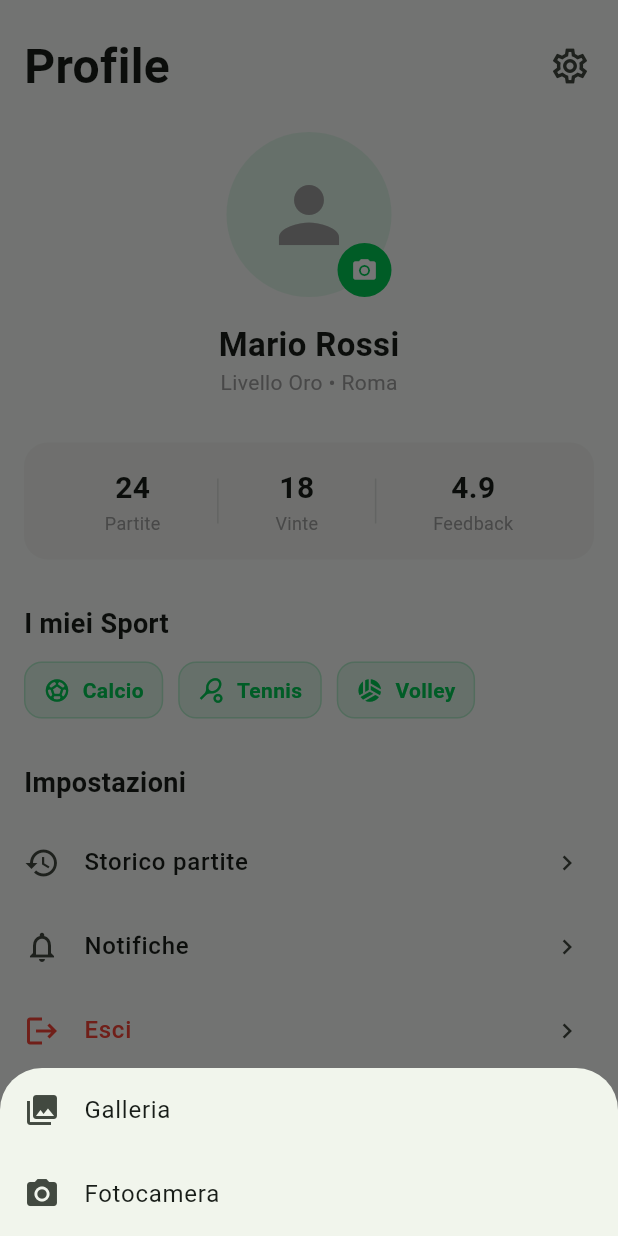
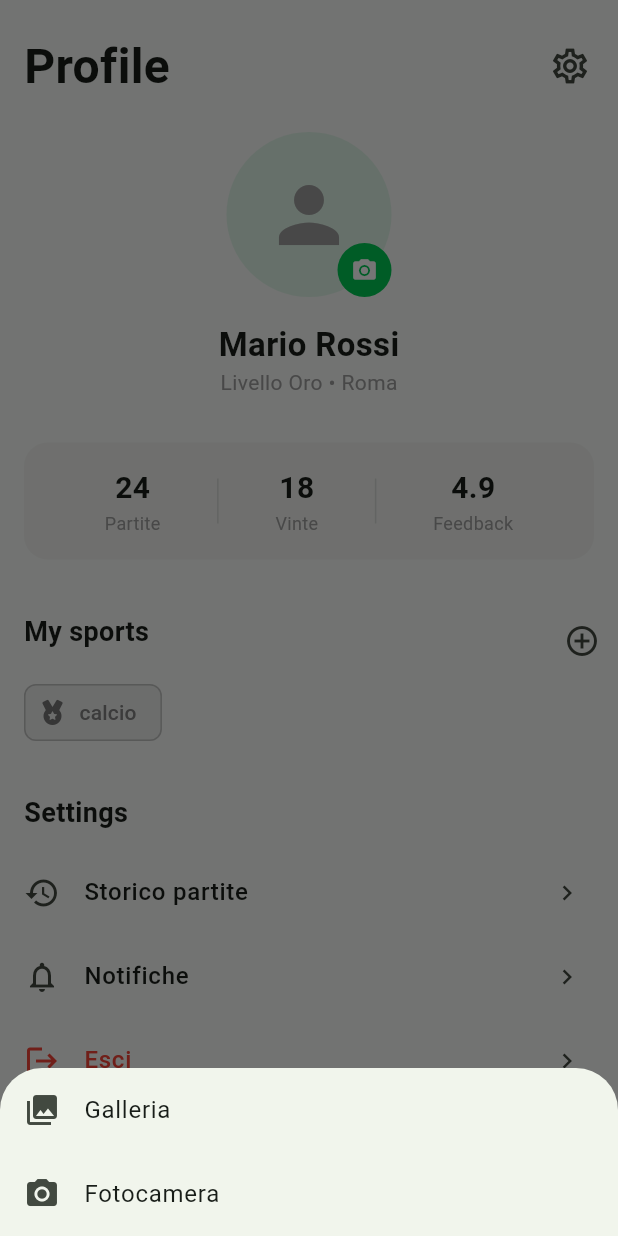
Before and after one commit to DanielDals3/PickUp, a Flutter app: the screen it shows after launch, item 4 of the bottom bar chosen, after a tap on the "camera alt" icon, on a phone screen of 412 x 824 dp. Run offline on Flutter 3.47's test engine with Material 3 defaults, Android fonts, the phone set to English and light mode, and no system bars; our stand-ins replace flutter_map, font_awesome_flutter, geolocator, image_picker, latlong2, permission_handler and 1 more; network calls fail.

Commit message:
feat: implement sport management features including entity, service, controller, and frontend integration

```diff
--- /dev/null
+++ b/PickUp.Frontend/lib/core/api_config.dart
@@ -0,0 +1,21 @@
+import 'dart:io';
+
+class ApiConfig {
+  // Se testi su emulatore Android, 'localhost' non funziona, devi usare '10.0.2.2'
+  // Se testi su macOS/iOS simulator, puoi usare 'localhost'
+  static String get baseUrl {
+    if (Platform.isAndroid) {
+      // L'emulatore Android vede il tuo Mac a questo indirizzo speciale
+      return 'http://10.0.2.2:8080';
+    } else if (Platform.isIOS || Platform.isMacOS) {
+      // Simulatori iOS e App MacOS possono usare localhost
+      return 'http://127.0.0.1:8080';
+    } else {
+      // Per test su dispositivi fisici nella stessa rete WiFi, usa l'IP del Mac (es. 192.168.1.XX)
+      return 'http://localhost:8080';
+    }
+  }
+
+  // Endpoint specifici
+  static String get url => baseUrl;
+}
--- a/PickUp.Frontend/lib/main.dart
+++ b/PickUp.Frontend/lib/main.dart
@@ -2,6 +2,7 @@ import 'dart:io';
 
 import 'package:flutter/material.dart';
 import 'package:flutter_localizations/flutter_localizations.dart';
+import 'package:pickup/services/sport_service.dart';
 import 'package:pickup/services/translator_service.dart';
 import 'package:shared_preferences/shared_preferences.dart';
 import 'screens/home_screen.dart';
@@ -40,6 +41,8 @@ void main() async {
   if (savedLanguage != null && savedLanguage != 'system') {
     initialLocale = Locale(savedLanguage);
   }
+
+  await SportService().initSports();
 
   runApp(
     MyApp(
--- /dev/null
+++ b/PickUp.Frontend/lib/models/sport.dart
@@ -0,0 +1,13 @@
+class Sport {
+  final int id;
+  final String name;
+
+  Sport({required this.id, required this.name});
+
+  factory Sport.fromJson(Map<String, dynamic> json) {
+    return Sport(
+      id: json['id'] is String ? int.parse(json['id']) : json['id'] as int,
+      name: json['name'] as String,
+    );
+  }
+}
--- a/PickUp.Frontend/lib/screens/profile_screen.dart
+++ b/PickUp.Frontend/lib/screens/profile_screen.dart
@@ -1,10 +1,14 @@
 import 'dart:io';
 import 'package:flutter/material.dart';
+import 'package:pickup/core/api_config.dart';
+import 'package:pickup/models/sport.dart';
 import 'package:pickup/screens/settings_dialog.dart';
+import 'package:pickup/services/sport_service.dart';
 import 'package:pickup/services/translator_service.dart';
 import 'package:image_picker/image_picker.dart';
 import 'package:http/http.dart' as http;
 import 'package:permission_handler/permission_handler.dart';
+import 'package:pickup/utils/sport_utils.dart';
 
 class ProfileScreen extends StatefulWidget {
   final String currentLang;
@@ -33,6 +37,33 @@ class ProfileScreen extends StatefulWidget {
 class _ProfileScreenState extends State<ProfileScreen> {
   File? _imageFile; // Variabile dove salveremo temporaneamente la foto scelta
   final ImagePicker _picker = ImagePicker();
+  List<Sport> userSports = [];      // Sport dell'utente
+  List<Sport> allSports = [];       // Tutti gli sport disponibili
+  bool isLoading = true;
+
+  @override
+  void initState() {
+    super.initState();
+    _loadData();
+  }
+
+  Future<void> _loadData() async {
+    try {
+      // Qui chiamerai i tuoi servizi API reali
+      // const userId = "123";
+      // val user = await apiService.getUser(userId);
+      var sports = SportService().allSports;
+
+      setState(() {
+        // Esempio dati mockati (sostituisci con chiamate http)
+        userSports = [Sport(id: 1, name: "Calcio")];
+        allSports = sports;
+        isLoading = false;
+      });
+    } catch (e) {
+      print("Errore caricamento: $e");
+    }
+  }
 
   // Funzione per scattare o scegliere la foto
   Future<void> _pickImage(ImageSource source) async {
@@ -56,7 +87,7 @@ class _ProfileScreenState extends State<ProfileScreen> {
   Future<void> uploadAvatar(File imageFile) async {
     var request = http.MultipartRequest(
       'POST',
-      Uri.parse('http://tuo-ip-server:3000/users/upload-avatar')
+      Uri.parse('${ApiConfig.url}/users/upload-avatar')
     );
 
     // 'file' deve essere uguale al nome dentro @UseInterceptors(FileInterceptor('file'))
@@ -112,6 +143,29 @@ class _ProfileScreenState extends State<ProfileScreen> {
                 if (canOpen) _pickImage(ImageSource.camera);
               },
             ),
+          ],
+        ),
+      ),
+    );
+  }
+
+  Widget _buildStatsSection() {
+    return Padding(
+      padding: const EdgeInsets.symmetric(horizontal: 16),
+      child: Container(
+        padding: const EdgeInsets.all(16),
+        decoration: BoxDecoration(
+          color: Theme.of(context).colorScheme.surfaceContainerHighest.withValues(alpha: 0.3),
+          borderRadius: BorderRadius.circular(16),
+        ),
+        child: Row(
+          mainAxisAlignment: MainAxisAlignment.spaceEvenly,
+          children: [
+            _buildStatColumn("Partite", "24"),
+            _buildStatDivider(),
+            _buildStatColumn("Vinte", "18"),
+            _buildStatDivider(),
+            _buildStatColumn("Feedback", "4.9"),
           ],
         ),
       ),
@@ -210,47 +264,165 @@ class _ProfileScreenState extends State<ProfileScreen> {
     );
   }
 
-  Widget _buildStatsSection() {
-    return Padding(
-      padding: const EdgeInsets.symmetric(horizontal: 16),
-      child: Container(
-        padding: const EdgeInsets.all(16),
-        decoration: BoxDecoration(
-          color: Theme.of(context).colorScheme.surfaceContainerHighest.withValues(alpha: 0.3),
-          borderRadius: BorderRadius.circular(16),
-        ),
-        child: Row(
-          mainAxisAlignment: MainAxisAlignment.spaceEvenly,
-          children: [
-            _buildStatColumn("Partite", "24"),
-            _buildStatDivider(),
-            _buildStatColumn("Vinte", "18"),
-            _buildStatDivider(),
-            _buildStatColumn("Feedback", "4.9"),
-          ],
-        ),
+  void _showAddSportDialog() {
+    List<Sport> tempSelected = List.from(userSports);
+
+    showModalBottomSheet(
+      context: context,
+      isScrollControlled: true,
+      shape: const RoundedRectangleBorder(
+        borderRadius: BorderRadius.vertical(top: Radius.circular(20)),
       ),
+      builder: (context) {
+        return StatefulBuilder(
+          builder: (BuildContext context, StateSetter setModalState) {
+            return Container(
+              padding: EdgeInsets.only(
+                bottom: MediaQuery.of(context).viewInsets.bottom + 20,
+                top: 20,
+                left: 20,
+                right: 20,
+              ),
+              constraints: BoxConstraints(
+                maxHeight: MediaQuery.of(context).size.height * 0.8,
+              ),
+              child: Column(
+                mainAxisSize: MainAxisSize.min,
+                children: [
+                  // --- TITOLO ---
+                  Text(
+                    Translator.of('choose_your_sports'),
+                    style: const TextStyle(fontSize: 20, fontWeight: FontWeight.bold),
+                  ),
+                  const SizedBox(height: 20),
+
+                  // --- LISTA SCROLLABILE ---
+                  Flexible(
+                    child: SingleChildScrollView(
+                      child: Wrap(
+                        spacing: 10,
+                        runSpacing: 10,
+                        children: allSports.map((sport) {
+                          final bool isSelected = tempSelected.any((s) => s.id == sport.id);
+                          final Color sportColor = SportUtils.getIconColor(sport.name);
+
+                          return FilterChip(
+                            label: Text(Translator.of(sport.name.toLowerCase())),
+                            selected: isSelected,
+                            onSelected: (bool selected) {
+                              setModalState(() {
+                                if (selected) {
+                                  if (!tempSelected.any((s) => s.id == sport.id)) {
+                                    tempSelected.add(sport);
+                                  }
+                                } else {
+                                  tempSelected.removeWhere((s) => s.id == sport.id);
+                                }
+                              });
+                            },
+                            // Estetica migliorata
+                            avatar: Icon(
+                              SportUtils.getIconData(sport.name),
+                              size: 18,
+                              color: isSelected ? Colors.white : sportColor,
+                            ),
+                            selectedColor: sportColor,
+                            checkmarkColor: Colors.white,
+                          );
+                        }).toList(),
+                      ),
+                    ),
+                  ),
+
+                  const SizedBox(height: 20),
+
+                  // --- TASTO CONFERMA ---
+                  SizedBox(
+                    width: double.infinity,
+                    height: 50,
+                    child: ElevatedButton(
+                      style: ElevatedButton.styleFrom(
+                        backgroundColor: Theme.of(context).colorScheme.primary,
+                        foregroundColor: Colors.white,
+                        shape: RoundedRectangleBorder(
+                          borderRadius: BorderRadius.circular(12),
+                        ),
+                      ),
+                      onPressed: () {
+                        // Qui aggiorniamo la UI principale
+                        setState(() {
+                          userSports = List.from(tempSelected);
+                        });
+
+                        // TODO: Invia la lista aggiornata al Backend
+                        // _updateSportsOnServer(userSports);
+
+                        Navigator.pop(context); // Chiude il dialog solo qui!
+                      },
+                      child: Text(
+                        Translator.of('confirm').toUpperCase(),
+                        style: const TextStyle(fontWeight: FontWeight.bold),
+                      ),
+                    ),
+                  ),
+                ],
+              ),
+            );
+          },
+        );
+      },
     );
   }
 
   Widget _buildSportsSection() {
+    if (isLoading) return const Center(child: CircularProgressIndicator());
+
     return Column(
       crossAxisAlignment: CrossAxisAlignment.start,
       children: [
-        _buildSectionTitle("I miei Sport"),
+        Row(
+          mainAxisAlignment: MainAxisAlignment.spaceBetween,
+          children: [
+            _buildSectionTitle(Translator.of('mysports')),
+            IconButton(
+              icon: const Icon(Icons.add_circle_outline),
+              onPressed: _showAddSportDialog,
+            ),
+          ],
+        ),
         Padding(
           padding: const EdgeInsets.symmetric(horizontal: 16),
           child: Wrap(
             spacing: 10,
             runSpacing: 10,
-            children: [
-              _buildSportBadge(context, Icons.sports_soccer, "Calcio"),
-              _buildSportBadge(context, Icons.sports_tennis, "Tennis"),
-              _buildSportBadge(context, Icons.sports_volleyball, "Volley"),
-            ],
+            children: userSports.map((sport) => _buildSportBadge(sport)).toList(),
           ),
         ),
       ],
+    );
+  }
+
+  Widget _buildSportBadge(Sport sport) {
+    final Color sportColor = SportUtils.getIconColor(sport.name);
+
+    return Chip(
+      avatar: Icon(
+        SportUtils.getIconData(sport.name),
+        size: 16,
+        color: sportColor
+      ),
+      label: Text(
+        Translator.of(sport.name.toLowerCase()),
+        style: TextStyle(
+          color: sportColor.withValues(alpha: 0.9),
+          fontWeight: FontWeight.w500,
+        ),
+      ),
+      backgroundColor: sportColor.withValues(alpha: 0.1),
+      side: BorderSide(color: sportColor.withValues(alpha: 0.2)),
+      shape: RoundedRectangleBorder(
+        borderRadius: BorderRadius.circular(8),
+      ),
     );
   }
 
@@ -258,7 +430,7 @@ class _ProfileScreenState extends State<ProfileScreen> {
     return Column(
       crossAxisAlignment: CrossAxisAlignment.start,
       children: [
-        _buildSectionTitle("Impostazioni"),
+        _buildSectionTitle(Translator.of('settings')),
         _buildMenuItem(Icons.history, "Storico partite"),
         _buildMenuItem(Icons.notifications_none, "Notifiche"),
         _buildMenuItem(Icons.logout, "Esci", isDestructive: true),
@@ -286,25 +458,6 @@ class _ProfileScreenState extends State<ProfileScreen> {
     );
   }
 
-  Widget _buildSportBadge(BuildContext context, IconData icon, String label) {
-    return Container(
-      padding: const EdgeInsets.symmetric(horizontal: 12, vertical: 8),
-      decoration: BoxDecoration(
-        color: Theme.of(context).colorScheme.primary.withValues(alpha: 0.1),
-        borderRadius: BorderRadius.circular(12),
-        border: Border.all(color: Theme.of(context).colorScheme.primary.withValues(alpha: 0.2)),
-      ),
-      child: Row(
-        mainAxisSize: MainAxisSize.min,
-        children: [
-          Icon(icon, size: 18, color: Theme.of(context).colorScheme.primary),
-          const SizedBox(width: 8),
-          Text(label, style: TextStyle(color: Theme.of(context).colorScheme.primary, fontWeight: FontWeight.w600)),
-        ],
-      ),
-    );
-  }
-
   Widget _buildMenuItem(IconData icon, String title, {bool isDestructive = false}) {
     return ListTile(
       leading: Icon(icon, color: isDestructive ? Colors.red : null),
--- /dev/null
+++ b/PickUp.Frontend/lib/services/sport_service.dart
@@ -0,0 +1,42 @@
+import 'dart:convert';
+import 'package:http/http.dart' as http;
+import 'package:pickup/models/sport.dart';
+import '../core/api_config.dart'; // Controlla il path
+
+class SportService {
+  // Singleton
+  static final SportService _instance = SportService._internal();
+  factory SportService() => _instance;
+  SportService._internal();
+
+  List<Sport> _allAvailableSports = [];
+  List<Sport> get allSports => _allAvailableSports;
+
+  Future<void> initSports() async {
+    if (_allAvailableSports.isNotEmpty) return;
+
+    try {
+      final response = await http.get(
+        Uri.parse('${ApiConfig.url}/sports/list'),
+        headers: {"Content-Type": "application/json"},
+      );
+
+      if (response.statusCode == 200) {
+        // Usiamo utf8.decode per gestire correttamente caratteri speciali o accenti
+        final List<dynamic> jsonResponse = json.decode(utf8.decode(response.bodyBytes));
+
+        _allAvailableSports = jsonResponse.map((sportJson) {
+          try {
+            return Sport.fromJson(sportJson);
+          } catch (e) {
+            print('❌ Errore mapping singolo sport: $sportJson -> $e');
+            return null; // Evitiamo che un singolo errore blocchi tutto
+          }
+        }).whereType<Sport>().toList(); // Rimuove eventuali null
+
+      }
+    } catch (e) {
+      print('⚠️ Errore di rete nel caricamento degli sport: $e');
+    }
+  }
+}
--- a/PickUp.Frontend/lib/services/translator_service.dart
+++ b/PickUp.Frontend/lib/services/translator_service.dart
@@ -81,6 +81,10 @@ class Translator {
       'profile': 'Profilo',
       'save': 'Salva',
       'close': 'Chiudi',
+      'mysports': 'I miei sport',
+      'choose_your_sports': 'Scegli i tuoi sport',
+      'already_add_all_sports': 'Hai già aggiunto tutti gli sport disponibili',
+      'confirm': 'Conferma',
     },
     'en': {
       'system_language': 'System',
@@ -162,6 +166,10 @@ class Translator {
       'profile': 'Profile',
       'save': 'Save',
       'close': 'Close',
+      'mysports': 'My sports',
+      'choose_your_sports': 'Choose your sports',
+      'already_add_all_sports': 'You have already added all available sports',
+      'confirm': 'Confirm',
     }
   };
 
--- a/PickUp.Frontend/lib/utils/sport_utils.dart
+++ b/PickUp.Frontend/lib/utils/sport_utils.dart
@@ -1,16 +1,12 @@
 import 'package:flutter/material.dart';
+import 'package:pickup/services/sport_service.dart';
 import 'package:pickup/services/translator_service.dart';
 import 'package:font_awesome_flutter/font_awesome_flutter.dart';
 
 class SportUtils {
   static List<String> get availableSports => _availableSports;
 
-  static final List<String> _availableSports = ['basketball', 'soccer', 'tennis', 'volleyball', 'beachvolleyball',
-    'fitness', 'climbing', 'swimming', 'yoga', 'gymnastics', 'cycling', 'running', 'table_tennis', 'skiing',
-     'padel', 'gym', 'football', 'snowboarding', 'rugby_union', 'rugby', 'rugby_league', 'american_football',
-     'baseball', 'softball', 'skateboard', 'skateboarding', 'golf', 'martial_arts', 'karate', 'judo', 'equestrian',
-     'horse_riding', 'hockey', 'ice_hockey', 'boules', 'bocce', 'volley', 'boxing', 'calisthenics','snowboard',
-     'roller_hockey' ];
+  static final List<String> _availableSports = SportService().allSports.map((s) => s.name).toList();
 
   static IconData getIconData(String sport) {
     switch (sport.trim().toLowerCase()) {
```
Also changed, not shown: 8 other files.
